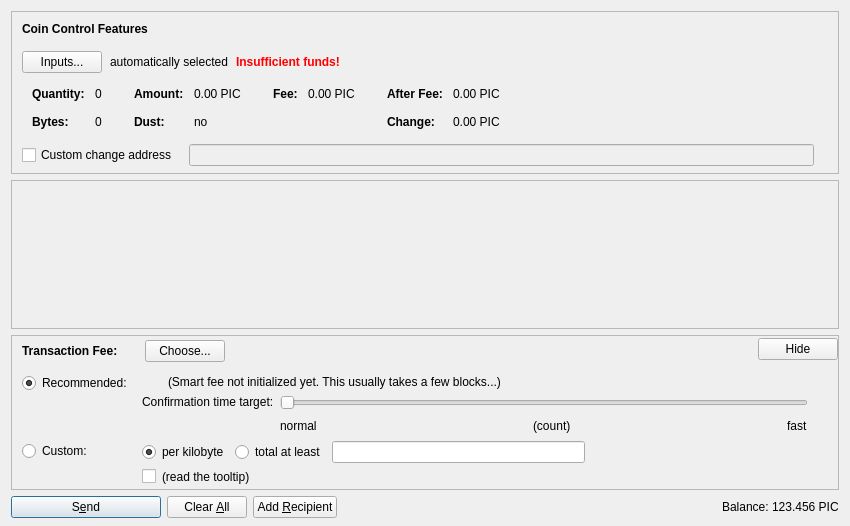
The window that src/qt/forms/sendcoinsdialog.ui (picscoin-project/picscoin) describes before a commit, drawn with Qt 5.
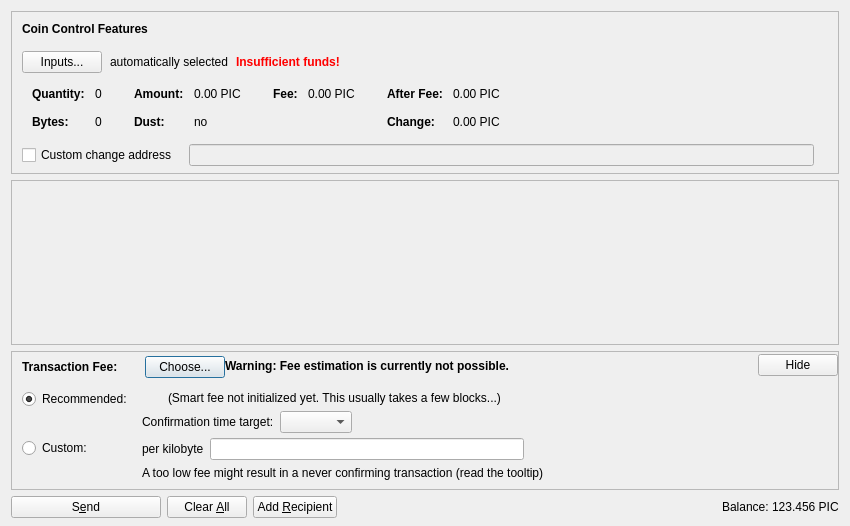
The same window after the commit. Icons and pictures are not drawn. Custom widgets are drawn as their Qt base class.

```diff
--- a/src/qt/forms/sendcoinsdialog.ui
+++ b/src/qt/forms/sendcoinsdialog.ui
@@ -759,11 +759,33 @@
             </item>
            </layout>
           </item>
+          <item>
+           <widget class="QLabel" name="fallbackFeeWarningLabel">
+            <property name="toolTip">
+             <string>Using the fallbackfee can result in sending a transaction that will take several hours or days (or never) to confirm. Consider choosing your fee manually or wait until you have validated the complete chain.</string>
+            </property>
+            <property name="font">
+            <font>
+                <weight>75</weight>
+                <bold>true</bold>
+            </font>
+            </property>
+            <property name="text">
+             <string>Warning: Fee estimation is currently not possible.</string>
+            </property>
+            <property name="wordWrap">
+             <bool>false</bool>
+            </property>
+           </widget>
+          </item>
           <item>
            <spacer name="horizontalSpacer_4">
             <property name="orientation">
              <enum>Qt::Horizontal</enum>
             </property>
+            <property name="sizeType">
+             <enum>QSizePolicy::MinimumExpanding</enum>
+            </property>
             <property name="sizeHint" stdset="0">
              <size>
               <width>40</width>
@@ -824,32 +846,13 @@
                <item>
                 <layout class="QHBoxLayout" name="horizontalLayoutFee13">
                  <item>
-                  <widget class="QRadioButton" name="radioCustomPerKilobyte">
+                  <widget class="QLabel" name="labelCustomPerKilobyte">
                    <property name="toolTip">
                     <string>If the custom fee is set to 1000 satoshis and the transaction is only 250 bytes, then &quot;per kilobyte&quot; only pays 250 satoshis in fee, while &quot;total at least&quot; pays 1000 satoshis. For transactions bigger than a kilobyte both pay by kilobyte.</string>
                    </property>
                    <property name="text">
                     <string>per kilobyte</string>
                    </property>
-                   <property name="checked">
-                    <bool>true</bool>
-                   </property>
-                   <attribute name="buttonGroup">
-                    <string notr="true">groupCustomFee</string>
-                   </attribute>
-                  </widget>
-                 </item>
-                 <item>
-                  <widget class="QRadioButton" name="radioCustomAtLeast">
-                   <property name="toolTip">
-                    <string>If the custom fee is set to 1000 satoshis and the transaction is only 250 bytes, then &quot;per kilobyte&quot; only pays 250 satoshis in fee, while &quot;total at least&quot; pays 1000 satoshis. For transactions bigger than a kilobyte both pay by kilobyte.</string>
-                   </property>
-                   <property name="text">
-                    <string>total at least</string>
-                   </property>
-                   <attribute name="buttonGroup">
-                    <string notr="true">groupCustomFee</string>
-                   </attribute>
                   </widget>
                  </item>
                  <item>
@@ -873,17 +876,7 @@
                <item>
                 <layout class="QHBoxLayout" name="horizontalLayoutFee8">
                  <item>
-                  <widget class="QCheckBox" name="checkBoxMinimumFee">
-                   <property name="toolTip">
-                    <string>Paying only the minimum fee is just fine as long as there is less transaction volume than space in the blocks. But be aware that this can end up in a never confirming transaction once there is more demand for picscoin transactions than the network can process.</string>
-                   </property>
-                   <property name="text">
-                    <string/>
-                   </property>
-                  </widget>
-                 </item>
-                 <item>
-                  <widget class="QLabel" name="labelMinFeeWarning">
+                  <widget class="QLabel" name="labelCustomFeeWarning">
                    <property name="enabled">
                     <bool>true</bool>
                    </property>
@@ -891,10 +884,7 @@
                     <string>Paying only the minimum fee is just fine as long as there is less transaction volume than space in the blocks. But be aware that this can end up in a never confirming transaction once there is more demand for picscoin transactions than the network can process.</string>
                    </property>
                    <property name="text">
-                    <string>(read the tooltip)</string>
-                   </property>
-                   <property name="margin">
-                    <number>5</number>
+                    <string>A too low fee might result in a never confirming transaction (read the tooltip)</string>
                    </property>
                   </widget>
                  </item>
@@ -987,9 +977,6 @@
                    <property name="text">
                     <string/>
                    </property>
-                   <property name="margin">
-                    <number>2</number>
-                   </property>
                   </widget>
                  </item>
                  <item>
@@ -1004,9 +991,6 @@
                    <property name="text">
                     <string>(Smart fee not initialized yet. This usually takes a few blocks...)</string>
                    </property>
-                   <property name="margin">
-                    <number>2</number>
-                   </property>
                   </widget>
                  </item>
                  <item>
@@ -1033,24 +1017,8 @@
                      <property name="text">
                       <string>Confirmation time target:</string>
                      </property>
-                     <property name="margin">
-                      <number>2</number>
-                     </property>
                     </widget>
                    </item>
-                   <item>
-                    <spacer name="verticalSpacer_3">
-                     <property name="orientation">
-                      <enum>Qt::Vertical</enum>
-                     </property>
-                     <property name="sizeHint" stdset="0">
-                      <size>
-                       <width>1</width>
-                       <height>1</height>
-                      </size>
-                     </property>
-                    </spacer>
-                   </item>
                   </layout>
                  </item>
                  <item>
@@ -1059,44 +1027,15 @@
                     <number>30</number>
                    </property>
                    <item>
-                    <widget class="QSlider" name="sliderSmartFee">
-                     <property name="minimum">
+                    <layout class="QHBoxLayout" name="horizontalLayoutConfTarget">
+                     <property name="bottomMargin">
                       <number>0</number>
                      </property>
-                     <property name="maximum">
-                      <number>23</number>
-                     </property>
-                     <property name="pageStep">
-                      <number>1</number>
-                     </property>
-                     <property name="value">
-                      <number>0</number>
-                     </property>
-                     <property name="orientation">
-                      <enum>Qt::Horizontal</enum>
-                     </property>
-                     <property name="invertedAppearance">
-                      <bool>false</bool>
-                     </property>
-                     <property name="invertedControls">
-                      <bool>false</bool>
-                     </property>
-                     <property name="tickPosition">
-                      <enum>QSlider::NoTicks</enum>
-                     </property>
-                    </widget>
-                   </item>
-                   <item>
-                    <layout class="QHBoxLayout" name="horizontalLayoutFee10">
                      <item>
-                      <widget class="QLabel" name="labelSmartFeeNormal">
-                       <property name="text">
-                        <string>normal</string>
-                       </property>
-                      </widget>
+                      <widget class="QComboBox" name="confTargetSelector"/>
                      </item>
                      <item>
-                      <spacer name="horizontalSpacer_7">
+                      <spacer name="horizontalSpacerConfTarget">
                        <property name="orientation">
                         <enum>Qt::Horizontal</enum>
                        </property>
@@ -1108,33 +1047,6 @@
                        </property>
                       </spacer>
                      </item>
-                     <item>
-                      <widget class="QLabel" name="confirmationTargetLabel">
-                       <property name="text">
-                        <string notr="true">(count)</string>
-                       </property>
-                      </widget>
-                     </item>
-                     <item>
-                      <spacer name="horizontalSpacer_3">
-                       <property name="orientation">
-                        <enum>Qt::Horizontal</enum>
-                       </property>
-                       <property name="sizeHint" stdset="0">
-                        <size>
-                         <width>40</width>
-                         <height>20</height>
-                        </size>
-                       </property>
-                      </spacer>
-                     </item>
-                     <item>
-                      <widget class="QLabel" name="labelSmartFeeFast">
-                       <property name="text">
-                        <string>fast</string>
-                       </property>
-                      </widget>
-                     </item>
                     </layout>
                    </item>
                   </layout>
@@ -1168,8 +1080,8 @@
           </property>
           <property name="sizeHint" stdset="0">
            <size>
-            <width>800</width>
-            <height>1</height>
+            <width>40</width>
+            <height>5</height>
            </size>
           </property>
          </spacer>
@@ -1203,7 +1115,7 @@
         <bool>false</bool>
        </property>
        <property name="default">
-        <bool>true</bool>
+        <bool>false</bool>
        </property>
       </widget>
      </item>
```
Left out of the diff: 11 changed lines with no effect on the pictures.
